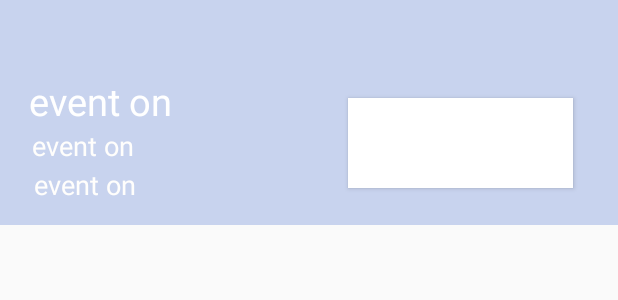
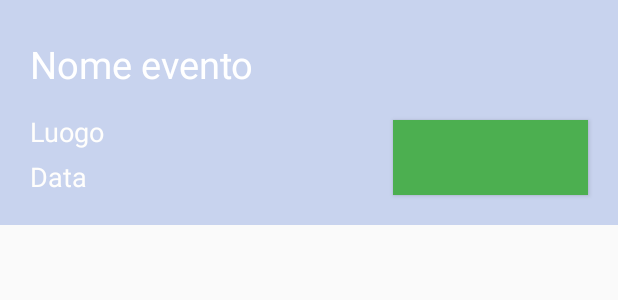
Before and after one commit to pdemuro/MedIUM, an Android app: the layout addapt_evento.xml on its own in the app's theme, with its tools: preview values and no code run, on a phone screen of 412 x 824 dp. Shown: the top 300 px of the screen. Run offline under Robolectric (Android 15) with nearby library versions, the phone set to English and light mode, and no system bars.

Commit message:
implementazione prenotazioni

```diff
--- a/app/src/main/java/com/medium/progettomedium/Fragment/AddEventFragment.java
+++ b/app/src/main/java/com/medium/progettomedium/Fragment/AddEventFragment.java
@@ -150,9 +150,7 @@ public class AddEventFragment extends Fragment implements View.OnClickListener{
         final String id = quizRef.push().getKey();
          //CARICAMENTO EVENTO
         if (mImageUri != null) {
-
-            final StorageReference ref = mStorageRef.child(System.currentTimeMillis()
-                    + "." + getFileExtension(mImageUri));
+            final StorageReference ref = FirebaseStorage.getInstance().getReference("immaginiEventi/" + System.currentTimeMillis() + ".jpg");
 
             mUploadTask = ref.putFile(mImageUri); //VIENE INSERITO IL FILE NELLO STORAGE
             Task<Uri> urlTask = mUploadTask.continueWithTask(new Continuation<UploadTask.TaskSnapshot, Task<Uri>>() {
@@ -170,7 +168,7 @@ public class AddEventFragment extends Fragment implements View.OnClickListener{
                     if (task.isSuccessful()) {
                         Uri downloadUri = task.getResult(); //LINK SFONDO
                         //VENGONO CARICATI TUTTI I CAMPI DELL'EVENTO
-                        DatabaseEvento upload = new DatabaseEvento(id,data2, titolo, latitude, longitude, luogo.toLowerCase(), prenotazioni, downloadUri.toString(), descrizione,0., "In attesa");
+                        DatabaseEvento upload = new DatabaseEvento(id,data2, titolo, latitude, longitude, luogo.toLowerCase(), prenotazioni, downloadUri.toString(), descrizione,0., "Prenota Ora");
                         databaseReference.child("Eventi").child(titolo).setValue(upload);
                     } else {
                         // Handle failures
--- a/app/src/main/res/layout/addapt_evento.xml
+++ b/app/src/main/res/layout/addapt_evento.xml
@@ -15,62 +15,55 @@
 
 
     <RelativeLayout
+        android:id="@+id/text"
         android:layout_width="wrap_content"
         android:layout_height="match_parent"
-        android:layout_marginTop="50dp"
-        android:id="@+id/text">
+        android:layout_marginTop="50dp">
 
         <TextView
             android:id="@+id/data"
-            android:layout_width="216dp"
+            android:layout_width="200dp"
             android:layout_height="wrap_content"
-            android:layout_below="@+id/titolo"
-            android:layout_alignStart="@+id/titolo"
-            android:layout_marginStart="3dp"
-            android:layout_marginTop="13dp"
-            android:text="event on "
+            android:layout_marginTop="55dp"
+            android:layout_marginLeft="20dp"
+            android:text="Data"
             android:textColor="#fffefc"
             android:textSize="18dp" />
 
         <TextView
             android:id="@+id/luogo"
-            android:layout_width="216dp"
+            android:layout_width="200dp"
             android:layout_height="wrap_content"
-            android:layout_above="@+id/data"
-            android:layout_alignStart="@+id/titolo"
-            android:layout_marginStart="2dp"
-            android:layout_marginTop="13dp"
-            android:layout_marginBottom="-12dp"
-            android:text="event on "
+            android:layout_marginTop="25dp"
+            android:layout_marginLeft="20dp"
+            android:text="Luogo"
             android:textColor="#fffefc"
             android:textSize="18dp" />
 
-        <TextView
-            android:id="@+id/titolo"
-            android:layout_width="250dp"
-            android:layout_height="47dp"
-            android:layout_alignParentStart="true"
-            android:layout_marginStart="19dp"
-            android:text="event on "
-            android:textColor="#ffffff"
-            android:textSize="25dp" />
     </RelativeLayout>
 
-
-
-
-<Button
-    android:layout_width="150dp"
-    android:layout_height="60dp"
+    <Button
+    android:layout_width="130dp"
+    android:layout_height="50dp"
     android:layout_alignRight="@id/immagine"
-    android:layout_marginTop="65dp"
-    android:layout_marginRight="30dp"
-    android:background="@color/colorWhite"
+    android:layout_marginTop="80dp"
+    android:layout_marginRight="20dp"
+    android:background="@color/verdeprenota"
     android:text=""
     android:id="@+id/stato">
 
 </Button>
 
+    <TextView
+        android:id="@+id/titolo"
+        android:layout_width="250dp"
+        android:layout_height="47dp"
+        android:layout_marginTop="25dp"
+        android:layout_marginLeft="20dp"
+
+        android:text="Nome evento"
+        android:textColor="#ffffff"
+        android:textSize="25dp" />
 
 
 </RelativeLayout>
--- a/app/src/main/res/values/colors.xml
+++ b/app/src/main/res/values/colors.xml
@@ -6,4 +6,6 @@
     <color name="colorBlack">#000000</color>
     <color name="rossoButton">#d25219</color>
     <color name="colorWhite">#FFFFFF</color>
+    <color name="verdeprenota">#4CAF50</color>
+    <color name="gialloprenota">#FFEB3B</color>
 </resources>
```
Also changed, not shown: app/src/main/java/com/medium/progettomedium/Adapter/AdaptEvento.java (+118 -5 lines), app/src/main/java/com/medium/progettomedium/Fragment/HomeFragment.java (+3 -6 lines).
